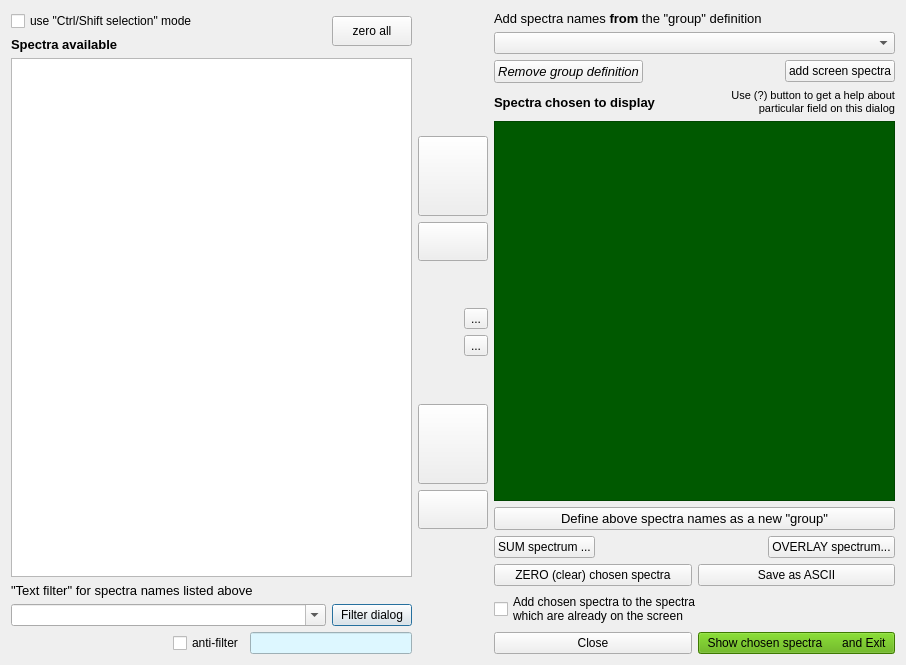
First picture: the form in t4select_spectra.ui, repository jgrebosz/test-greware, before the edit.
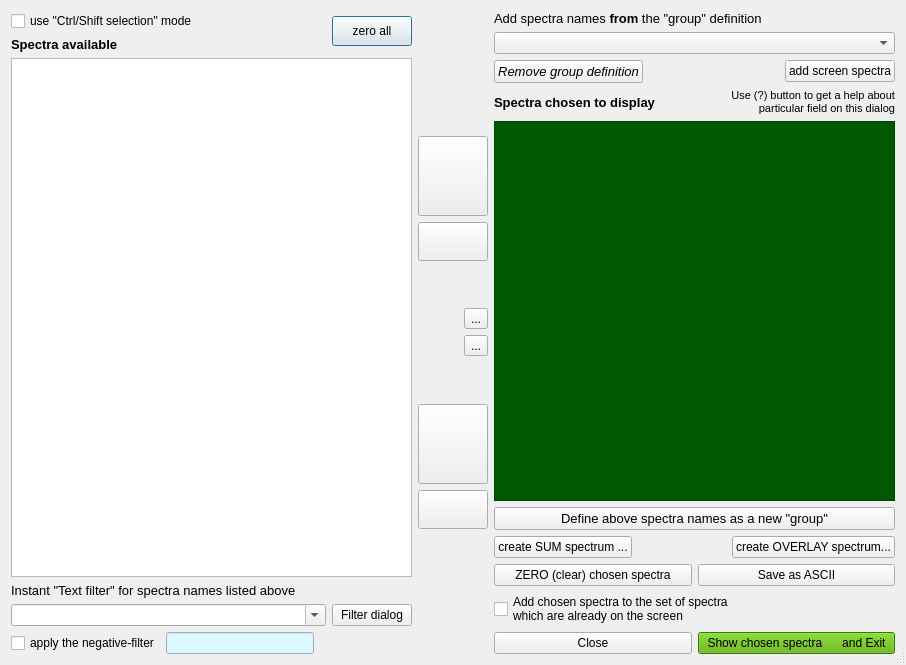
Second picture: the form after the edit. Icons and pictures are not drawn.

```diff
--- a/t4select_spectra.ui
+++ b/t4select_spectra.ui
@@ -11,7 +11,10 @@
    </rect>
   </property>
   <property name="windowTitle">
-   <string>Dialog</string>
+   <string>Dialog for selecting spectra to be displayed</string>
+  </property>
+  <property name="sizeGripEnabled">
+   <bool>true</bool>
   </property>
   <layout class="QHBoxLayout" name="horizontalLayout_3" stretch="9,0,9">
    <item>
@@ -113,7 +116,7 @@
         </font>
        </property>
        <property name="text">
-        <string>&quot;Text filter&quot; for spectra names listed above</string>
+        <string>Instant &quot;Text filter&quot; for spectra names listed above</string>
        </property>
        <property name="wordWrap">
         <bool>false</bool>
@@ -156,34 +159,21 @@
           <string>Filter dialog</string>
          </property>
          <property name="default">
-          <bool>true</bool>
+          <bool>false</bool>
          </property>
         </widget>
        </item>
       </layout>
      </item>
      <item>
-      <layout class="QHBoxLayout" name="horizontalLayout_2">
-       <item>
-        <spacer name="horizontalSpacer_2">
-         <property name="orientation">
-          <enum>Qt::Horizontal</enum>
-         </property>
-         <property name="sizeHint" stdset="0">
-          <size>
-           <width>40</width>
-           <height>20</height>
-          </size>
-         </property>
-        </spacer>
-       </item>
+      <layout class="QHBoxLayout" name="horizontalLayout_2" stretch="3,3,2">
        <item>
         <widget class="QCheckBox" name="checkBox_anti">
          <property name="whatsThis">
           <string>You can also specify pattern which will filter-OUT some names of spectra. Anti-filter is used together with the normal filter</string>
          </property>
          <property name="text">
-          <string>anti-filter</string>
+          <string extracomment="typr pattern which you do NOT want">apply the negative-filter</string>
          </property>
         </widget>
        </item>
@@ -199,6 +189,19 @@
          </property>
         </widget>
        </item>
+       <item>
+        <spacer name="horizontalSpacer_2">
+         <property name="orientation">
+          <enum>Qt::Horizontal</enum>
+         </property>
+         <property name="sizeHint" stdset="0">
+          <size>
+           <width>30</width>
+           <height>20</height>
+          </size>
+         </property>
+        </spacer>
+       </item>
       </layout>
      </item>
     </layout>
@@ -603,7 +606,7 @@
             <string>You can make a spectrum which is a sum of some other spectra. The suming is updated every 60 seconds.</string>
            </property>
            <property name="text">
-            <string>SUM spectrum ...</string>
+            <string>create SUM spectrum ...</string>
            </property>
           </widget>
          </item>
@@ -629,7 +632,7 @@
             <string>You can make a spectrum with many existin spectra one over the other. Here you can define which spectra should participate in such a plot.</string>
            </property>
            <property name="text">
-            <string>OVERLAY spectrum...</string>
+            <string>create OVERLAY spectrum...</string>
            </property>
            <property name="autoDefault">
             <bool>false</bool>
@@ -672,7 +675,7 @@
           <string>If you check this item - the old contents of your screen will be preserved, only the new chosen spectra will be added to them.</string>
          </property>
          <property name="text">
-          <string>Add chosen spectra to the spectra 
+          <string>Add chosen spectra to the set of spectra 
 which are already on the screen</string>
          </property>
         </widget>
```
Left out of the diff: 30 changed lines with no effect on the pictures.
